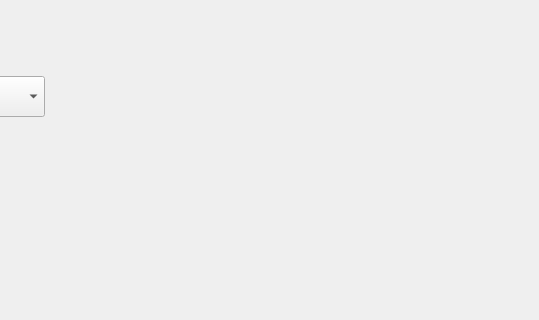
Old version of the form test.ui in the repository honqiang/pyqt5test; both pictures show x 256 to 795 and y 194 to 514 of the 795 by 666 pixel window.
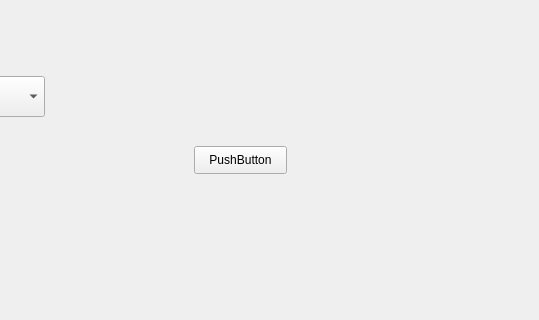
New version of the form.

Patch:
```diff
--- a/test.ui
+++ b/test.ui
@@ -36,6 +36,19 @@
     </rect>
    </property>
   </widget>
+  <widget class="QPushButton" name="pushButton">
+   <property name="geometry">
+    <rect>
+     <x>450</x>
+     <y>340</y>
+     <width>93</width>
+     <height>28</height>
+    </rect>
+   </property>
+   <property name="text">
+    <string>PushButton</string>
+   </property>
+  </widget>
  </widget>
  <resources/>
  <connections/>
```
